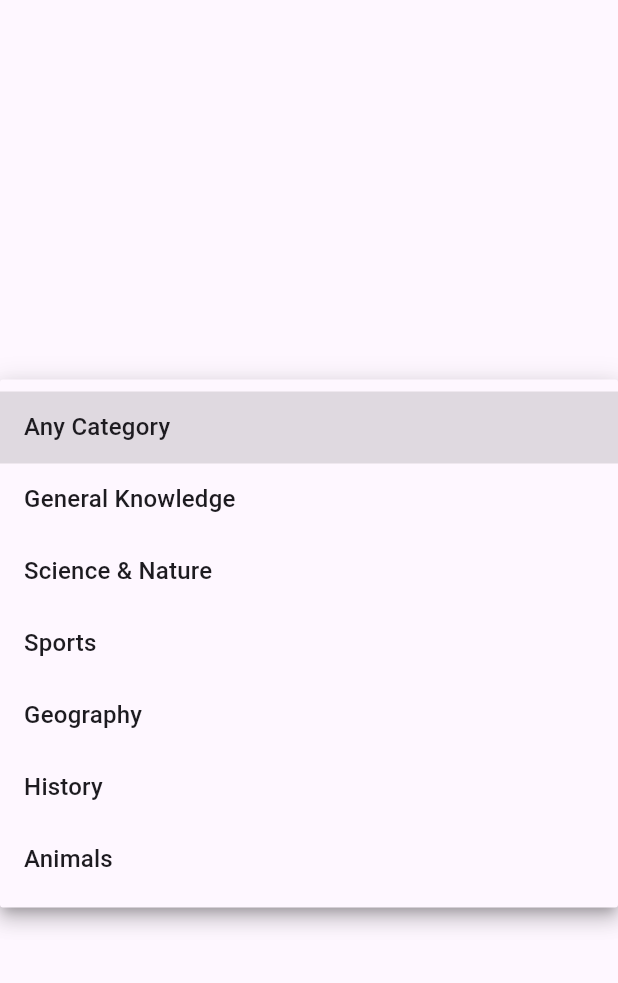
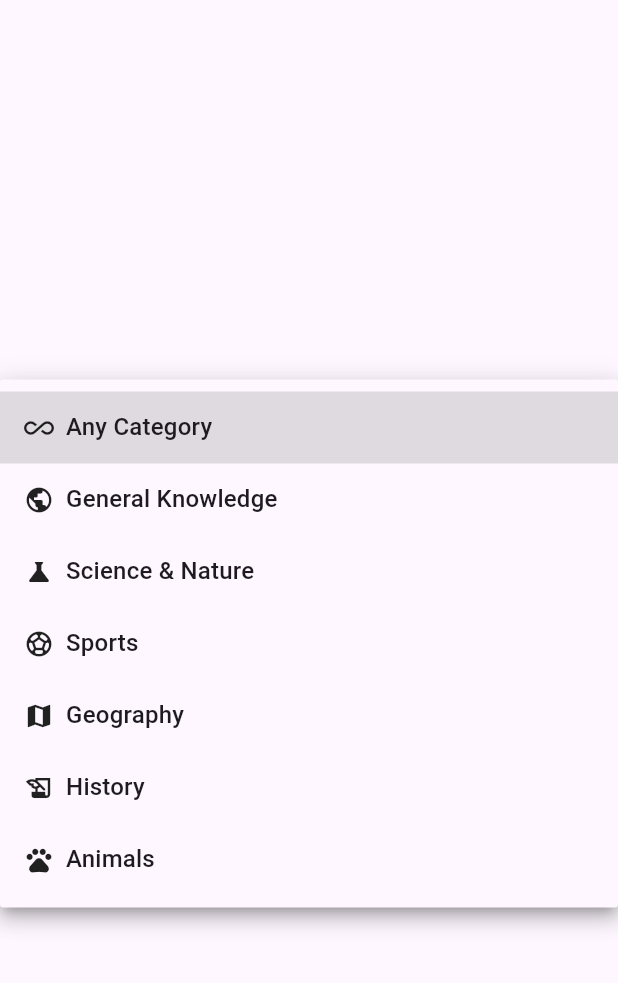
Before and after one commit to abdymazhittoretay/quiz_trivia_app, a Flutter app: the screen it shows after launch, after a tap on "Any Category", on a phone screen of 412 x 824 dp, the part 63-1046 px from its top. Run offline on Flutter 3.47's test engine with Material 3 defaults, Android fonts, the phone set to English and light mode, and no system bars.

Commit message:
add icon near category name

```diff
--- a/lib/pages/home_page.dart
+++ b/lib/pages/home_page.dart
@@ -10,13 +10,13 @@ class HomePage extends StatefulWidget {
 
 class _HomePageState extends State<HomePage> {
   final List<Map<String, dynamic>> categories = [
-    {'id': null, 'name': 'Any Category'},
-    {'id': 9, 'name': 'General Knowledge'},
-    {'id': 17, 'name': 'Science & Nature'},
-    {'id': 21, 'name': 'Sports'},
-    {'id': 22, 'name': 'Geography'},
-    {'id': 23, 'name': 'History'},
-    {'id': 27, 'name': 'Animals'},
+    {'id': null, 'name': 'Any Category', 'icon': Icons.all_inclusive},
+    {'id': 9, 'name': 'General Knowledge', 'icon': Icons.public},
+    {'id': 17, 'name': 'Science & Nature', 'icon': Icons.science},
+    {'id': 21, 'name': 'Sports', 'icon': Icons.sports_soccer},
+    {'id': 22, 'name': 'Geography', 'icon': Icons.map},
+    {'id': 23, 'name': 'History', 'icon': Icons.history_edu},
+    {'id': 27, 'name': 'Animals', 'icon': Icons.pets},
   ];
   late Map<String, dynamic> _selectedCategory = categories[0];
   final List<String> _difficulties = ['easy', 'medium', 'hard'];
@@ -52,7 +52,13 @@ class _HomePageState extends State<HomePage> {
                     .map(
                       (category) => DropdownMenuItem(
                         value: category,
-                        child: Text(category['name']),
+                        child: Row(
+                          children: [
+                            Icon(category['icon'], size: 20),
+                            const SizedBox(width: 8),
+                            Text(category['name']),
+                          ],
+                        ),
                       ),
                     )
                     .toList(),
```
